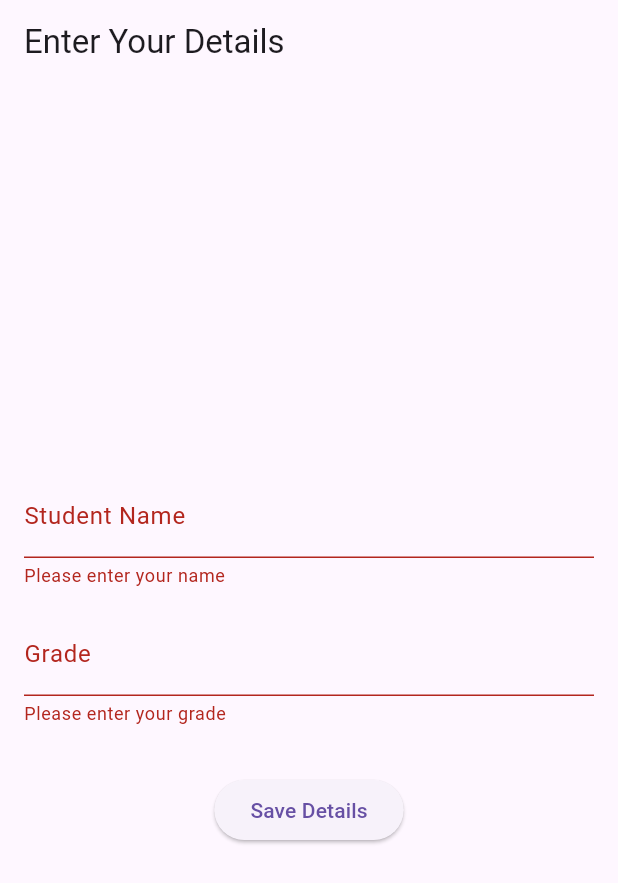
After one commit to ablearn/flutter_signin_app, a Flutter app: the UserDetailsForm screen opened directly, after a tap on "Save Details", on a phone screen of 412 x 824 dp. The commit adds this screen. Shown: the top 883 px of the screen. Run offline on Flutter 3.47's test engine with Material 3 defaults, Android fonts, the phone set to English and light mode, and no system bars; our stand-ins replace cloud_firestore, firebase_auth, firebase_core, google_sign_in; accounts and stored records are empty.

Commit message:
save student details

```diff
--- a/lib/main.dart
+++ b/lib/main.dart
@@ -3,6 +3,7 @@ import 'package:firebase_core/firebase_core.dart';
 import 'package:firebase_auth/firebase_auth.dart';
 import 'package:google_sign_in/google_sign_in.dart';
 import 'firebase_options.dart';
+import 'user_details_form.dart'; // Import the new form screen
 
 void main() async {
   WidgetsFlutterBinding.ensureInitialized();
@@ -52,10 +53,12 @@ class _SignInPageState extends State<SignInPage> {
 
       await FirebaseAuth.instance.signInWithCredential(credential);
 
-      // Navigate to a new screen after successful sign-in
+      // Navigate to the UserDetailsForm screen after successful sign-in
       Navigator.pushReplacement(
         context,
-        MaterialPageRoute(builder: (context) => const HomeScreen()),
+        MaterialPageRoute(
+          builder: (context) => const UserDetailsForm(),
+        ), // Navigate to UserDetailsForm
       );
     } catch (e) {
       print("Error signing in with Google: $e");
--- /dev/null
+++ b/lib/user_details_form.dart
@@ -0,0 +1,124 @@
+import 'package:flutter/material.dart';
+import 'package:firebase_auth/firebase_auth.dart';
+import 'package:cloud_firestore/cloud_firestore.dart';
+import 'main.dart'; // To navigate to HomeScreen
+
+class UserDetailsForm extends StatefulWidget {
+  const UserDetailsForm({Key? key}) : super(key: key);
+
+  @override
+  _UserDetailsFormState createState() => _UserDetailsFormState();
+}
+
+class _UserDetailsFormState extends State<UserDetailsForm> {
+  final _formKey = GlobalKey<FormState>();
+  final _nameController = TextEditingController();
+  final _gradeController = TextEditingController();
+  bool _isLoading = false;
+
+  @override
+  void dispose() {
+    _nameController.dispose();
+    _gradeController.dispose();
+    super.dispose();
+  }
+
+  Future<void> _saveUserDetails() async {
+    if (_formKey.currentState!.validate()) {
+      setState(() {
+        _isLoading = true;
+      });
+
+      final user = FirebaseAuth.instance.currentUser;
+      if (user == null) {
+        // Should not happen if navigated here after sign-in, but handle defensively
+        ScaffoldMessenger.of(context).showSnackBar(
+          const SnackBar(content: Text('Error: No user logged in.')),
+        );
+        setState(() {
+          _isLoading = false;
+        });
+        return;
+      }
+
+      final userData = {
+        'name': _nameController.text.trim(),
+        'grade': _gradeController.text.trim(),
+        'email': user.email, // Get email from the authenticated user
+        'subscriptionPlanCode': 'FREE', // Hardcoded as requested
+        'userType': 'STUDENT', // Hardcoded as requested
+      };
+
+      try {
+        await FirebaseFirestore.instance
+            .collection('users')
+            .doc(user.uid) // Use user's UID as document ID
+            .set(userData);
+
+        // Navigate to HomeScreen after successful save
+        Navigator.pushReplacement(
+          context,
+          MaterialPageRoute(builder: (context) => const HomeScreen()),
+        );
+      } catch (e) {
+        print("Error saving user details: $e");
+        ScaffoldMessenger.of(context).showSnackBar(
+          SnackBar(content: Text('Error saving details: ${e.toString()}')),
+        );
+      } finally {
+        // Ensure loading state is turned off even if navigation fails
+        if (mounted) {
+          setState(() {
+            _isLoading = false;
+          });
+        }
+      }
+    }
+  }
+
+  @override
+  Widget build(BuildContext context) {
+    return Scaffold(
+      appBar: AppBar(title: const Text('Enter Your Details')),
+      body: Padding(
+        padding: const EdgeInsets.all(16.0),
+        child: Form(
+          key: _formKey,
+          child: Column(
+            mainAxisAlignment: MainAxisAlignment.center,
+            children: [
+              TextFormField(
+                controller: _nameController,
+                decoration: const InputDecoration(labelText: 'Student Name'),
+                validator: (value) {
+                  if (value == null || value.trim().isEmpty) {
+                    return 'Please enter your name';
+                  }
+                  return null;
+                },
+              ),
+              const SizedBox(height: 16),
+              TextFormField(
+                controller: _gradeController,
+                decoration: const InputDecoration(labelText: 'Grade'),
+                validator: (value) {
+                  if (value == null || value.trim().isEmpty) {
+                    return 'Please enter your grade';
+                  }
+                  return null;
+                },
+              ),
+              const SizedBox(height: 32),
+              _isLoading
+                  ? const CircularProgressIndicator()
+                  : ElevatedButton(
+                    onPressed: _saveUserDetails,
+                    child: const Text('Save Details'),
+                  ),
+            ],
+          ),
+        ),
+      ),
+    );
+  }
+}
--- a/pubspec.yaml
+++ b/pubspec.yaml
@@ -38,6 +38,7 @@ dependencies:
   firebase_core: ^3.13.0
   firebase_auth: ^5.5.2
   google_sign_in: ^6.3.0
+  cloud_firestore: ^5.0.0 # Added for Firestore database
 
 dev_dependencies:
   flutter_test:
```
Also changed, not shown: pubspec.lock, 3 other files.
